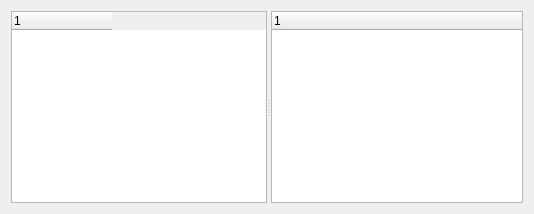
The window that _4_Parametric_variable.ui (qwerttqq95/698SP_CL) describes before a commit, drawn with Qt 5.
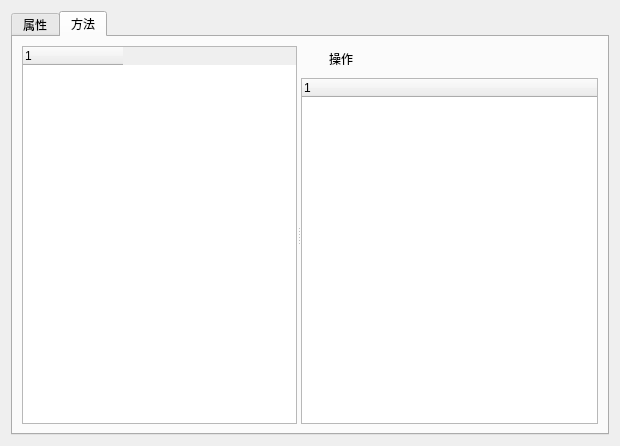
The same window after the commit.

Patch:
```diff
--- a/_4_Parametric_variable.ui
+++ b/_4_Parametric_variable.ui
@@ -2,11 +2,29 @@
 <ui version="4.0">
  <class>Form</class>
  <widget class="QWidget" name="Form">
+  <property name="geometry">
+   <rect>
+    <x>0</x>
+    <y>0</y>
+    <width>620</width>
+    <height>446</height>
+   </rect>
+  </property>
   <property name="windowTitle">
    <string>Form</string>
   </property>
   <layout class="QHBoxLayout" name="horizontalLayout">
    <item>
+    <widget class="QTabWidget" name="tabWidget">
+     <property name="currentIndex">
+      <number>1</number>
+     </property>
+     <widget class="QWidget" name="tab">
+      <attribute name="title">
+       <string>属性</string>
+      </attribute>
+      <layout class="QHBoxLayout" name="horizontalLayout_4">
+       <item>
     <widget class="QSplitter" name="splitter">
      <property name="orientation">
       <enum>Qt::Horizontal</enum>
@@ -63,12 +81,216 @@
        </property>
       </column>
      </widget>
+         <widget class="QWidget" name="">
+          <layout class="QVBoxLayout" name="verticalLayout">
+           <item>
+            <layout class="QHBoxLayout" name="horizontalLayout_2">
+             <property name="spacing">
+              <number>0</number>
+             </property>
+             <property name="sizeConstraint">
+              <enum>QLayout::SetDefaultConstraint</enum>
+             </property>
+             <property name="leftMargin">
+              <number>0</number>
+             </property>
+             <property name="rightMargin">
+              <number>0</number>
+             </property>
+             <item>
+              <widget class="QPushButton" name="pushButton">
+               <property name="sizePolicy">
+                <sizepolicy hsizetype="Fixed" vsizetype="Fixed">
+                 <horstretch>0</horstretch>
+                 <verstretch>0</verstretch>
+                </sizepolicy>
+               </property>
+               <property name="text">
+                <string>读取</string>
+               </property>
+               <property name="autoDefault">
+                <bool>false</bool>
+               </property>
+               <property name="default">
+                <bool>false</bool>
+               </property>
+               <property name="flat">
+                <bool>true</bool>
+               </property>
+              </widget>
+             </item>
+             <item>
+              <widget class="QPushButton" name="pushButton_2">
+               <property name="sizePolicy">
+                <sizepolicy hsizetype="Fixed" vsizetype="Fixed">
+                 <horstretch>0</horstretch>
+                 <verstretch>0</verstretch>
+                </sizepolicy>
+               </property>
+               <property name="text">
+                <string>设置</string>
+               </property>
+               <property name="flat">
+                <bool>true</bool>
+               </property>
+              </widget>
+             </item>
+             <item>
+              <spacer name="horizontalSpacer">
+               <property name="orientation">
+                <enum>Qt::Horizontal</enum>
+               </property>
+               <property name="sizeHint" stdset="0">
+                <size>
+                 <width>40</width>
+                 <height>20</height>
+                </size>
+               </property>
+              </spacer>
+             </item>
+            </layout>
+           </item>
+           <item>
      <widget class="QTreeWidget" name="treeWidget_2">
       <column>
        <property name="text">
         <string notr="true">1</string>
        </property>
       </column>
+            </widget>
+           </item>
+          </layout>
+         </widget>
+        </widget>
+       </item>
+      </layout>
+     </widget>
+     <widget class="QWidget" name="tab_2">
+      <attribute name="title">
+       <string>方法</string>
+      </attribute>
+      <layout class="QVBoxLayout" name="verticalLayout_3">
+       <item>
+        <widget class="QSplitter" name="splitter_2">
+         <property name="orientation">
+          <enum>Qt::Horizontal</enum>
+         </property>
+         <widget class="QTreeWidget" name="treeWidget_3">
+          <property name="sizePolicy">
+           <sizepolicy hsizetype="Fixed" vsizetype="Expanding">
+            <horstretch>0</horstretch>
+            <verstretch>0</verstretch>
+           </sizepolicy>
+          </property>
+          <property name="maximumSize">
+           <size>
+            <width>275</width>
+            <height>16777215</height>
+           </size>
+          </property>
+          <property name="sizeIncrement">
+           <size>
+            <width>0</width>
+            <height>0</height>
+           </size>
+          </property>
+          <property name="baseSize">
+           <size>
+            <width>0</width>
+            <height>0</height>
+           </size>
+          </property>
+          <property name="showDropIndicator" stdset="0">
+           <bool>false</bool>
+          </property>
+          <attribute name="headerDefaultSectionSize">
+           <number>25</number>
+          </attribute>
+          <attribute name="headerHighlightSections">
+           <bool>false</bool>
+          </attribute>
+          <attribute name="headerMinimumSectionSize">
+           <number>15</number>
+          </attribute>
+          <attribute name="headerShowSortIndicator" stdset="0">
+           <bool>false</bool>
+          </attribute>
+          <attribute name="headerStretchLastSection">
+           <bool>false</bool>
+          </attribute>
+          <column>
+           <property name="text">
+            <string notr="true">1</string>
+           </property>
+          </column>
+         </widget>
+         <widget class="QWidget" name="layoutWidget">
+          <layout class="QVBoxLayout" name="verticalLayout_2">
+           <item>
+            <layout class="QHBoxLayout" name="horizontalLayout_3">
+             <property name="spacing">
+              <number>0</number>
+             </property>
+             <property name="sizeConstraint">
+              <enum>QLayout::SetDefaultConstraint</enum>
+             </property>
+             <property name="leftMargin">
+              <number>0</number>
+             </property>
+             <property name="rightMargin">
+              <number>0</number>
+             </property>
+             <item>
+              <widget class="QPushButton" name="pushButton_3">
+               <property name="sizePolicy">
+                <sizepolicy hsizetype="Fixed" vsizetype="Fixed">
+                 <horstretch>0</horstretch>
+                 <verstretch>0</verstretch>
+                </sizepolicy>
+               </property>
+               <property name="text">
+                <string>操作</string>
+               </property>
+               <property name="autoDefault">
+                <bool>false</bool>
+               </property>
+               <property name="default">
+                <bool>false</bool>
+               </property>
+               <property name="flat">
+                <bool>true</bool>
+               </property>
+              </widget>
+             </item>
+             <item>
+              <spacer name="horizontalSpacer_2">
+               <property name="orientation">
+                <enum>Qt::Horizontal</enum>
+               </property>
+               <property name="sizeHint" stdset="0">
+                <size>
+                 <width>40</width>
+                 <height>20</height>
+                </size>
+               </property>
+              </spacer>
+             </item>
+            </layout>
+           </item>
+           <item>
+            <widget class="QTreeWidget" name="treeWidget_4">
+             <column>
+              <property name="text">
+               <string notr="true">1</string>
+              </property>
+             </column>
+            </widget>
+           </item>
+          </layout>
+         </widget>
+        </widget>
+       </item>
+      </layout>
      </widget>
     </widget>
    </item>
```
Left out of the diff: 3 changed lines with no effect on the pictures. Lines whose indentation alone changed are shown as unchanged.
